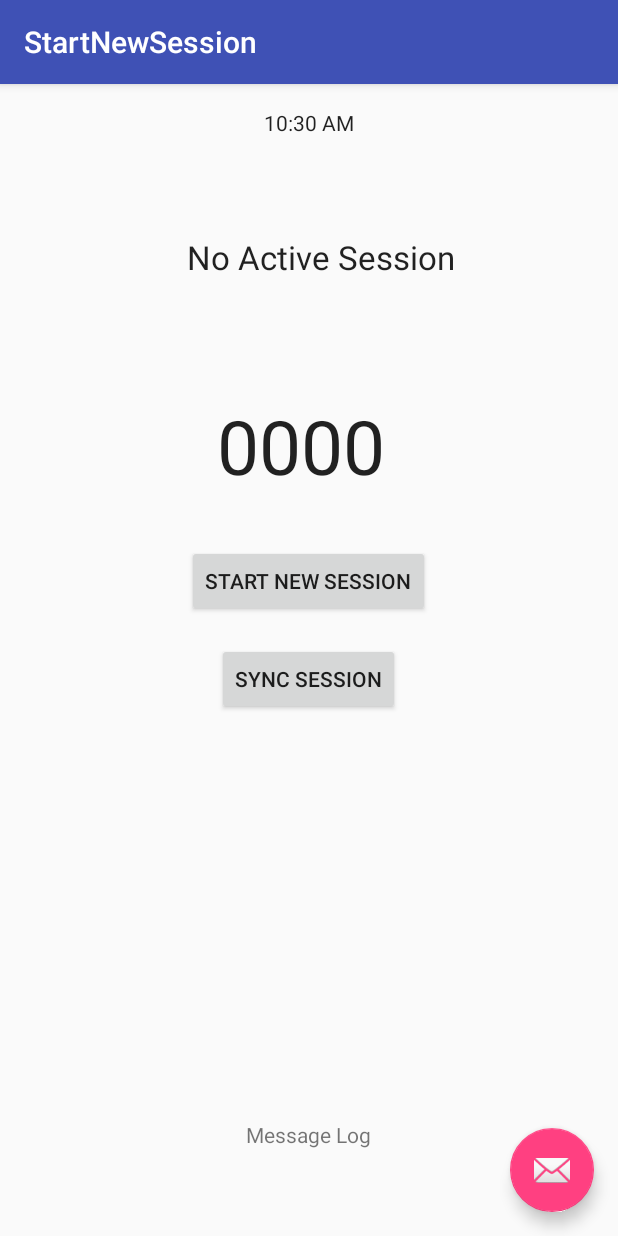
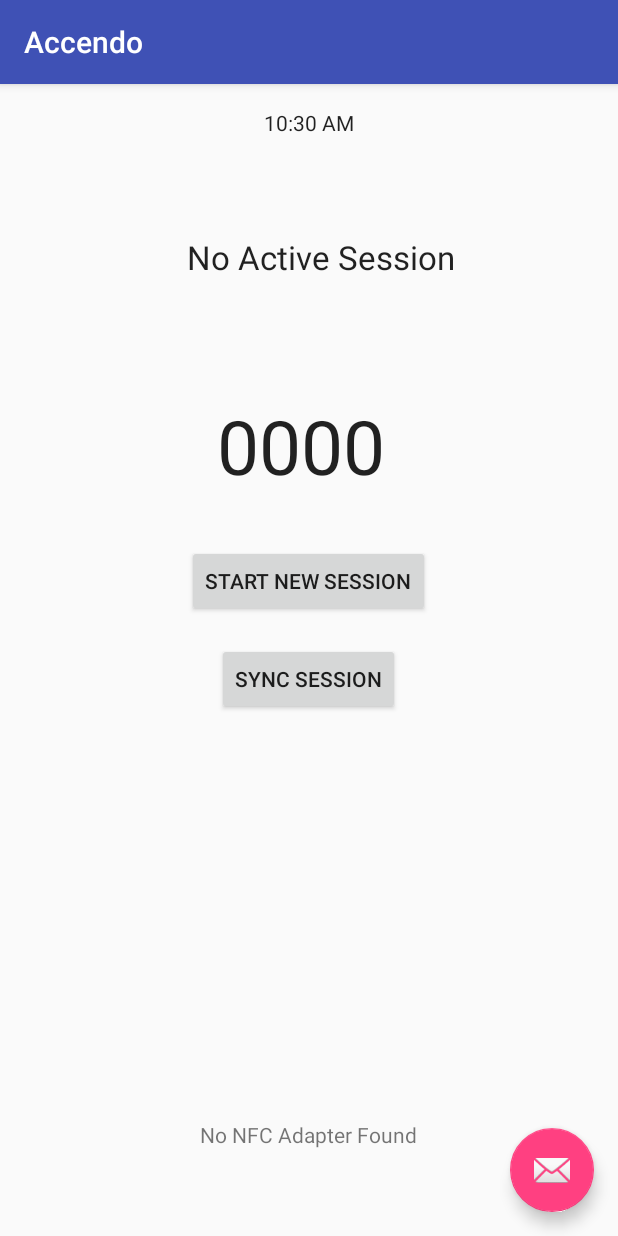
Before and after one commit to jzburns/Accendo, an Android app: the StartNewSession screen opened directly, with no data from a screen before it, on a phone screen of 412 x 824 dp. Run offline under Robolectric (Android 15) with nearby library versions, the phone set to English and light mode, and no system bars.

Commit message:
new iteration

```diff
--- a/ClassTrack/app/src/main/java/com/sdev/accendo/StartNewSession.java
+++ b/ClassTrack/app/src/main/java/com/sdev/accendo/StartNewSession.java
@@ -1,8 +1,10 @@
 package com.sdev.accendo;
 
+import android.Manifest;
 import android.app.PendingIntent;
 import android.content.Intent;
 import android.content.IntentFilter;
+import android.content.pm.PackageManager;
 import android.nfc.NdefMessage;
 import android.nfc.NfcAdapter;
 import android.nfc.tech.NfcA;
@@ -13,6 +15,7 @@ import android.os.Bundle;
 import android.os.Parcelable;
 import android.support.design.widget.FloatingActionButton;
 import android.support.design.widget.Snackbar;
+import android.support.v4.content.ContextCompat;
 import android.support.v7.app.AppCompatActivity;
 import android.support.v7.widget.Toolbar;
 import android.view.View;
@@ -41,6 +44,31 @@ public class StartNewSession extends AppCompatActivity {
                         .setAction("Action", null).show();
             }
         });
+         this.setupNFC();
+    }
+
+
+    private void setupNFC() {
+        mAdapter = NfcAdapter.getDefaultAdapter(this);
+
+        TextView text = (TextView) findViewById(R.id.message_log);
+
+        /*
+         * refactor this
+         */
+        if(mAdapter == null){
+            text.setText("No NFC Adapter Found");
+        }
+        else {
+            text.setText("NFC Adapter Found");
+            int permissionCheck = ContextCompat.checkSelfPermission(this, Manifest.permission.NFC);
+            if(permissionCheck == PackageManager.PERMISSION_GRANTED) {
+                text.setText("Permission Granted");
+            } else {
+                text.setText("Permission NOT Granted");
+            }
+        }
+
         mPendingIntent = PendingIntent.getActivity(this, 0,
                 new Intent(this, getClass()).addFlags(Intent.FLAG_ACTIVITY_REORDER_TO_FRONT /*|
                         Intent.FLAG_ACTIVITY_SINGLE_TOP*/), PendingIntent.FLAG_UPDATE_CURRENT);
@@ -66,6 +94,7 @@ public class StartNewSession extends AppCompatActivity {
                 NfcA.class.getName(),
                 NfcB.class.getName()
         } };
+
     }
 
     @Override
@@ -74,6 +103,7 @@ public class StartNewSession extends AppCompatActivity {
         mCount++;
         TextView text = (TextView) findViewById(R.id.textView5);
         text.setText(String.format("%03d", mCount));
+        this.debugMsg("New intent received");
 
         /*
         extract the tag data
@@ -85,9 +115,27 @@ public class StartNewSession extends AppCompatActivity {
                 msgs[i] = (NdefMessage) rawMsgs[i];
             }
         }
+    }
 
-        Intent i = new Intent(this, EnterPin.class);
-        startActivity(i);
+    @Override
+    public void onPause() {
+        super.onPause();
+
+        if (mAdapter != null)
+            mAdapter.disableForegroundDispatch(this);
+    }
+
+    private void debugMsg(String str) {
+        TextView text = (TextView) findViewById(R.id.message_log);
+        text.setText(str);
+    }
+
+    @Override
+    public void onResume() {
+        super.onResume();
+
+        if (mAdapter != null)
+            mAdapter.enableForegroundDispatch(this, mPendingIntent, mFilters, mTechLists);
     }
 
 }
--- a/ClassTrack/app/src/main/res/layout/activity_enter_pin.xml
+++ b/ClassTrack/app/src/main/res/layout/activity_enter_pin.xml
@@ -8,6 +8,7 @@
         android:paddingRight="@dimen/activity_horizontal_margin"
         android:paddingTop="@dimen/activity_vertical_margin"
         android:paddingBottom="@dimen/activity_vertical_margin"
+        android:screenOrientation="portrait"
         tools:context="com.sdev.accendo.EnterPin">
 
     <EditText
@@ -18,7 +19,8 @@
             android:id="@+id/editText" android:layout_alignParentTop="true" android:layout_centerHorizontal="true"
             android:layout_marginTop="219dp" android:longClickable="false" android:enabled="true"
             android:focusable="true"
-            android:clickable="false"/>
+            android:clickable="false" android:singleLine="true"
+            android:textAlignment="center" android:typeface="monospace"/>
     <TextView
             android:layout_width="wrap_content"
             android:layout_height="wrap_content"
--- a/ClassTrack/app/src/main/res/layout/activity_start_new_session.xml
+++ b/ClassTrack/app/src/main/res/layout/activity_start_new_session.xml
@@ -13,6 +13,7 @@
             android:layout_width="match_parent"
             android:theme="@style/AppTheme.AppBarOverlay">
 
+
         <android.support.v7.widget.Toolbar
                 android:id="@+id/toolbar"
                 android:layout_width="match_parent"
@@ -22,7 +23,60 @@
 
     </android.support.design.widget.AppBarLayout>
 
-    <include layout="@layout/content_start_new_session"/>
+    <RelativeLayout
+            xmlns:android="http://schemas.android.com/apk/res/android"
+            xmlns:tools="http://schemas.android.com/tools"
+            xmlns:app="http://schemas.android.com/apk/res-auto"
+            android:layout_width="match_parent"
+            android:layout_height="match_parent"
+            android:paddingLeft="@dimen/activity_horizontal_margin"
+            android:paddingRight="@dimen/activity_horizontal_margin"
+            android:paddingTop="@dimen/activity_vertical_margin"
+            android:paddingBottom="@dimen/activity_vertical_margin"
+            app:layout_behavior="@string/appbar_scrolling_view_behavior"
+            tools:showIn="@layout/activity_start_new_session"
+            tools:context="com.sdev.accendo.StartNewSession">
+
+        <Button
+                android:layout_width="wrap_content"
+                android:layout_height="wrap_content"
+                android:text="Start New Session"
+                android:id="@+id/button"
+                android:layout_below="@+id/textView5" android:layout_centerHorizontal="true"
+                android:layout_marginTop="40dp"/>
+        <TextView
+                android:layout_width="wrap_content"
+                android:layout_height="wrap_content"
+                android:textAppearance="?android:attr/textAppearanceLarge"
+                android:text="No Active Session"
+                android:id="@+id/textView4"
+                android:layout_below="@+id/textClock" android:layout_alignStart="@+id/button"
+                android:layout_marginTop="65dp"/>
+        <TextClock
+                android:layout_width="wrap_content"
+                android:layout_height="wrap_content"
+                android:id="@+id/textClock" android:layout_alignParentTop="true" android:layout_centerHorizontal="true"/>
+
+        <TextView android:layout_width="wrap_content" android:layout_height="wrap_content" android:text="0000"
+                  android:textAppearance="?android:attr/textAppearanceLarge" android:id="@+id/textView5"
+                  android:height="60dp" android:width="80dp" android:textSize="50dp"
+                  android:layout_below="@+id/textView4" android:layout_alignStart="@+id/button2"
+
+                  android:layout_marginTop="77dp" android:layout_alignEnd="@+id/button2"/>
+        <Button android:layout_width="wrap_content" android:layout_height="wrap_content" android:text="Sync Session"
+                android:id="@+id/button2"
+                android:layout_alignTop="@+id/button" android:layout_centerHorizontal="true"
+                android:layout_marginTop="65dp"/>
+        <TextView
+                android:layout_width="wrap_content"
+                android:layout_height="wrap_content"
+                android:textAppearance="?android:attr/textAppearanceSmall"
+                android:text="Message Log"
+                android:id="@+id/message_log" android:layout_alignParentBottom="true" android:layout_centerHorizontal="true"
+                android:layout_marginBottom="42dp"/>
+
+    </RelativeLayout>
+
 
     <android.support.design.widget.FloatingActionButton
             android:id="@+id/fab"
--- a/ClassTrack/app/src/main/res/layout/content_start_new_session.xml
+++ /dev/null
@@ -1,54 +0,0 @@
-<?xml version="1.0" encoding="utf-8"?>
-<RelativeLayout
-        xmlns:android="http://schemas.android.com/apk/res/android"
-        xmlns:tools="http://schemas.android.com/tools"
-        xmlns:app="http://schemas.android.com/apk/res-auto"
-        android:layout_width="match_parent"
-        android:layout_height="match_parent"
-        android:paddingLeft="@dimen/activity_horizontal_margin"
-        android:paddingRight="@dimen/activity_horizontal_margin"
-        android:paddingTop="@dimen/activity_vertical_margin"
-        android:paddingBottom="@dimen/activity_vertical_margin"
-        app:layout_behavior="@string/appbar_scrolling_view_behavior"
-        tools:showIn="@layout/activity_start_new_session"
-        tools:context="com.sdev.accendo.StartNewSession">
-
-    <Button
-            android:layout_width="wrap_content"
-            android:layout_height="wrap_content"
-            android:text="Start New Session"
-            android:id="@+id/button"
-            android:layout_below="@+id/textView5" android:layout_centerHorizontal="true"
-            android:layout_marginTop="40dp"/>
-    <TextView
-            android:layout_width="wrap_content"
-            android:layout_height="wrap_content"
-            android:textAppearance="?android:attr/textAppearanceLarge"
-            android:text="No Active Session"
-            android:id="@+id/textView4"
-            android:layout_below="@+id/textClock" android:layout_alignStart="@+id/button"
-            android:layout_marginTop="65dp"/>
-    <TextClock
-            android:layout_width="wrap_content"
-            android:layout_height="wrap_content"
-            android:id="@+id/textClock" android:layout_alignParentTop="true" android:layout_centerHorizontal="true"/>
-
-    <TextView android:layout_width="wrap_content" android:layout_height="wrap_content" android:text="0000"
-              android:textAppearance="?android:attr/textAppearanceLarge" android:id="@+id/textView5"
-              android:height="60dp" android:width="80dp" android:textSize="50dp"
-              android:layout_below="@+id/textView4" android:layout_alignStart="@+id/button2"
-
-              android:layout_marginTop="77dp" android:layout_alignEnd="@+id/button2"/>
-    <Button android:layout_width="wrap_content" android:layout_height="wrap_content" android:text="Sync Session"
-            android:id="@+id/button2"
-            android:layout_alignTop="@+id/button" android:layout_centerHorizontal="true"
-            android:layout_marginTop="65dp"/>
-    <TextView
-            android:layout_width="wrap_content"
-            android:layout_height="wrap_content"
-            android:textAppearance="?android:attr/textAppearanceSmall"
-            android:text="Message Log"
-            android:id="@+id/textView3" android:layout_alignParentBottom="true" android:layout_centerHorizontal="true"
-            android:layout_marginBottom="42dp"/>
-
-</RelativeLayout>
--- a/ClassTrack/app/src/main/res/values/strings.xml
+++ b/ClassTrack/app/src/main/res/values/strings.xml
@@ -1,5 +1,4 @@
 <resources>
     <string name="app_name">Accendo</string>
     <string name="action_settings">Settings</string>
-    <string name="title_activity_start_new_session">StartNewSession</string>
 </resources>
```
Also changed, not shown: ClassTrack/app/src/main/AndroidManifest.xml (+13 -1 lines), ClassTrack/app/src/main/java/com/sdev/accendo/EnterPin.java (+23 -14 lines), ClassTrack/app/src/main/java/com/sdev/accendo/MainActivity.java (+11 -0 lines), 5 other files.
